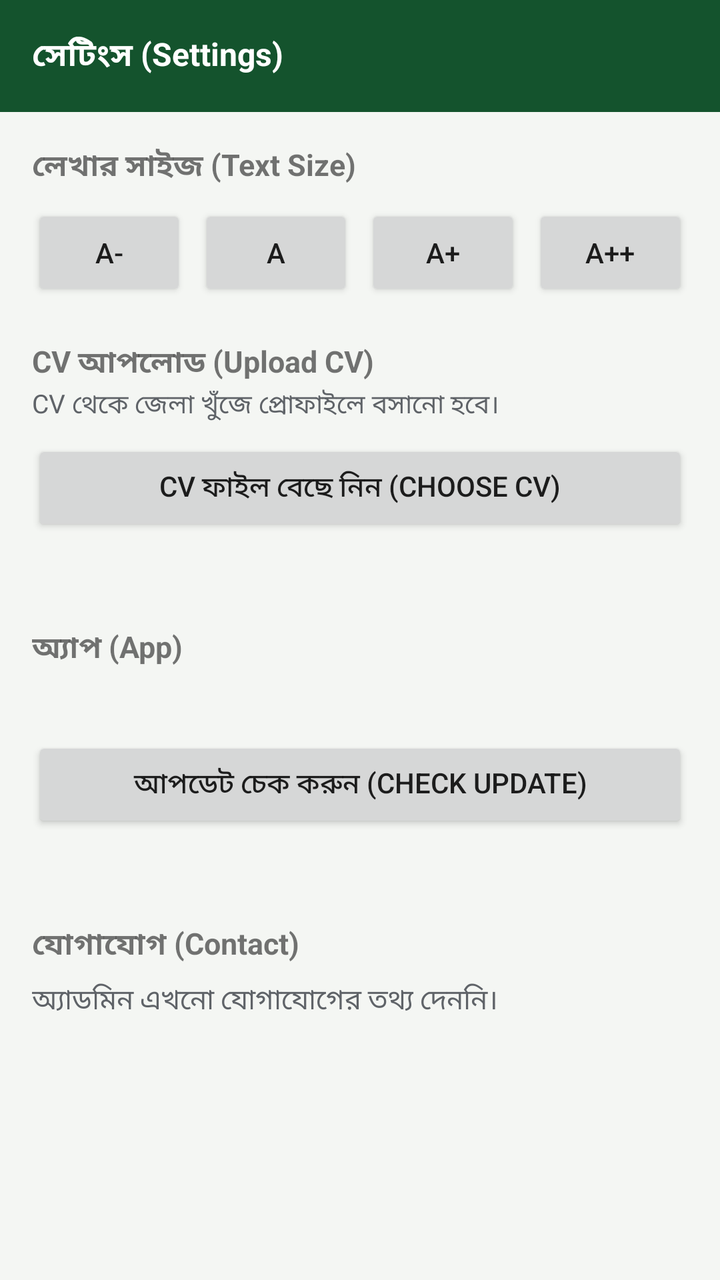
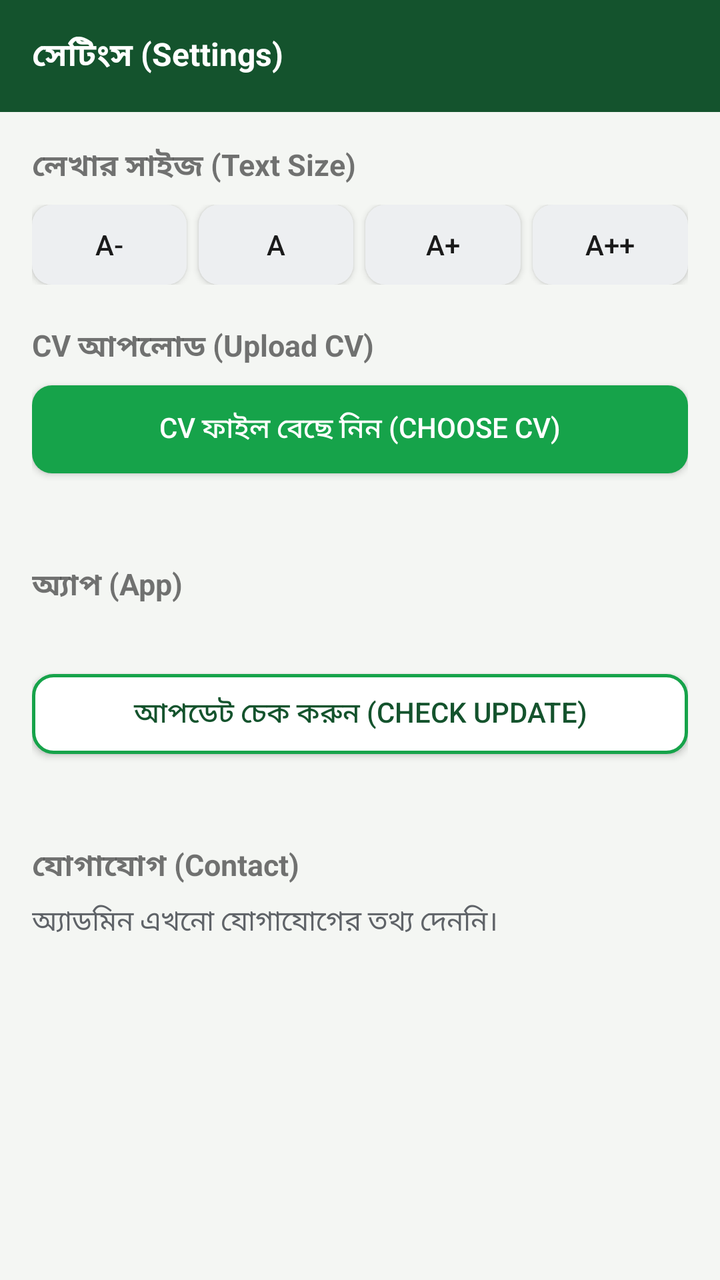

Compare the two renders of this Android layout. The source of the first and the diff that turns it into the second are given below.
<!-- AndroidManifest.xml: application theme AppTheme -->
<!-- res/layout/activity_settings.xml -->
<?xml version="1.0" encoding="utf-8"?>
<LinearLayout xmlns:android="http://schemas.android.com/apk/res/android"
    android:layout_width="match_parent"
    android:layout_height="match_parent"
    android:orientation="vertical"
    android:background="@color/bg"
    android:fitsSystemWindows="true">

    <android.widget.Toolbar
        android:id="@+id/toolbar"
        android:layout_width="match_parent"
        android:layout_height="?android:attr/actionBarSize"
        android:background="@color/green_dark"
        android:titleTextColor="#ffffff"
        android:titleTextAppearance="@style/ToolbarTitle"
        android:title="@string/settings_title" />

    <ScrollView
        android:layout_width="match_parent"
        android:layout_height="match_parent"
        android:fillViewport="true">
        <LinearLayout
            android:layout_width="match_parent"
            android:layout_height="wrap_content"
            android:orientation="vertical"
            android:padding="16dp"
            android:paddingBottom="32dp">
            <TextView
                android:layout_width="wrap_content"
                android:layout_height="wrap_content"
                android:text="লেখার সাইজ (Text Size)"
                android:textStyle="bold"
                android:textSize="15sp" />
            <LinearLayout
                android:layout_width="match_parent"
                android:layout_height="wrap_content"
                android:orientation="horizontal"
                android:layout_marginTop="8dp">
                <Button
                    android:id="@+id/sizeSmall"
                    android:layout_width="0dp"
                    android:layout_height="wrap_content"
                    android:layout_weight="1"
                    android:textSize="14sp"
                    android:text="A-" />
                <Button
                    android:id="@+id/sizeMedium"
                    android:layout_width="0dp"
                    android:layout_height="wrap_content"
                    android:layout_weight="1"
                    android:textSize="14sp"
                    android:text="A"
                    android:layout_marginLeft="6dp" />
                <Button
                    android:id="@+id/sizeLarge"
                    android:layout_width="0dp"
                    android:layout_height="wrap_content"
                    android:layout_weight="1"
                    android:textSize="14sp"
                    android:text="A+"
                    android:layout_marginLeft="6dp" />
                <Button
                    android:id="@+id/sizeXl"
                    android:layout_width="0dp"
                    android:layout_height="wrap_content"
                    android:layout_weight="1"
                    android:textSize="14sp"
                    android:text="A++"
                    android:layout_marginLeft="6dp" />
            </LinearLayout>

            <TextView
                android:layout_width="wrap_content"
                android:layout_height="wrap_content"
                android:text="CV আপলোড (Upload CV)"
                android:textStyle="bold"
                android:textSize="15sp"
                android:layout_marginTop="20dp" />
            <TextView
                android:layout_width="wrap_content"
                android:layout_height="wrap_content"
                android:text="CV থেকে জেলা খুঁজে প্রোফাইলে বসানো হবে।"
                android:textSize="13sp"
                android:textColor="@color/text_grey" />
            <Button
                android:id="@+id/cvBtn"
                android:layout_width="match_parent"
                android:layout_height="wrap_content"
                android:text="CV ফাইল বেছে নিন (Choose CV)"
                android:textSize="14sp"
                android:layout_marginTop="8dp" />
            <TextView
                android:id="@+id/cvStatus"
                android:layout_width="wrap_content"
                android:layout_height="wrap_content"
                android:textSize="14sp"
                android:layout_marginTop="6dp" />

            <TextView
                android:layout_width="wrap_content"
                android:layout_height="wrap_content"
                android:text="অ্যাপ (App)"
                android:textStyle="bold"
                android:textSize="15sp"
                android:layout_marginTop="20dp" />
            <TextView
                android:id="@+id/versionText"
                android:layout_width="wrap_content"
                android:layout_height="wrap_content"
                android:textSize="14sp"
                android:layout_marginTop="6dp" />
            <Button
                android:id="@+id/checkUpdateBtn"
                android:layout_width="match_parent"
                android:layout_height="wrap_content"
                android:text="আপডেট চেক করুন (Check Update)"
                android:textSize="14sp"
                android:layout_marginTop="8dp" />
            <TextView
                android:id="@+id/updateStatus"
                android:layout_width="wrap_content"
                android:layout_height="wrap_content"
                android:textSize="14sp"
                android:layout_marginTop="6dp" />

            <TextView
                android:layout_width="wrap_content"
                android:layout_height="wrap_content"
                android:text="যোগাযোগ (Contact)"
                android:textStyle="bold"
                android:textSize="15sp"
                android:layout_marginTop="20dp" />
            <Button
                android:id="@+id/whatsappBtn"
                android:layout_width="match_parent"
                android:layout_height="wrap_content"
                android:text="📱 WhatsApp-এ যোগাযোগ করুন"
                android:textSize="14sp"
                android:layout_marginTop="8dp"
                android:visibility="gone" />
            <Button
                android:id="@+id/telegramBtn"
                android:layout_width="match_parent"
                android:layout_height="wrap_content"
                android:text="✈️ Telegram-এ যোগাযোগ করুন"
                android:textSize="14sp"
                android:layout_marginTop="8dp"
                android:visibility="gone" />
            <TextView
                android:id="@+id/contactEmpty"
                android:layout_width="wrap_content"
                android:layout_height="wrap_content"
                android:text="অ্যাডমিন এখনো যোগাযোগের তথ্য দেননি।"
                android:textColor="@color/text_grey"
                android:textSize="14sp"
                android:layout_marginTop="6dp" />
        </LinearLayout>
    </ScrollView>
</LinearLayout>
<!-- resources referenced by this layout -->
<resources>
  <color name="bg">#f4f6f3</color>
  <color name="green_dark">#14532d</color>
  <color name="text_grey">#5f6368</color>
  <string name="settings_title">সেটিংস (Settings)</string>
  <style name="ToolbarTitle">
          <item name="android:textSize">16sp</item>
          <item name="android:textStyle">bold</item>
      </style>
  <style name="AppTheme" parent="android:Theme.Material.Light.NoActionBar">
          <item name="android:colorPrimary">@color/green_dark</item>
          <item name="android:colorPrimaryDark">@color/green_dark</item>
          <item name="android:colorAccent">@color/green</item>
          <item name="android:windowBackground">@color/bg</item>
      </style>
  <color name="green">#16a34a</color>
</resources>

<!-- the commit's change to res/layout/activity_settings.xml (unified diff, before → after) -->
@@ -39,34 +39,50 @@
                 <Button
                     android:id="@+id/sizeSmall"
                     android:layout_width="0dp"
-                    android:layout_height="wrap_content"
+                    android:layout_height="40dp"
                     android:layout_weight="1"
                     android:textSize="14sp"
-                    android:text="A-" />
+                    android:text="A-"
+                android:minHeight="0dp"
+                android:background="@drawable/btn_ghost"
+                android:textColor="@color/text_dark"
+            />
                 <Button
                     android:id="@+id/sizeMedium"
                     android:layout_width="0dp"
-                    android:layout_height="wrap_content"
+                    android:layout_height="40dp"
                     android:layout_weight="1"
                     android:textSize="14sp"
                     android:text="A"
-                    android:layout_marginLeft="6dp" />
+                    android:layout_marginLeft="6dp"
+                android:minHeight="0dp"
+                android:background="@drawable/btn_ghost"
+                android:textColor="@color/text_dark"
+            />
                 <Button
                     android:id="@+id/sizeLarge"
                     android:layout_width="0dp"
-                    android:layout_height="wrap_content"
+                    android:layout_height="40dp"
                     android:layout_weight="1"
                     android:textSize="14sp"
                     android:text="A+"
-                    android:layout_marginLeft="6dp" />
+                    android:layout_marginLeft="6dp"
+                android:minHeight="0dp"
+                android:background="@drawable/btn_ghost"
+                android:textColor="@color/text_dark"
+            />
                 <Button
                     android:id="@+id/sizeXl"
                     android:layout_width="0dp"
-                    android:layout_height="wrap_content"
+                    android:layout_height="40dp"
                     android:layout_weight="1"
                     android:textSize="14sp"
                     android:text="A++"
-                    android:layout_marginLeft="6dp" />
+                    android:layout_marginLeft="6dp"
+                android:minHeight="0dp"
+                android:background="@drawable/btn_ghost"
+                android:textColor="@color/text_dark"
+            />
             </LinearLayout>
 
             <TextView
@@ -76,25 +92,34 @@
                 android:textStyle="bold"
                 android:textSize="15sp"
                 android:layout_marginTop="20dp" />
-            <TextView
-                android:layout_width="wrap_content"
-                android:layout_height="wrap_content"
-                android:text="CV থেকে জেলা খুঁজে প্রোফাইলে বসানো হবে।"
-                android:textSize="13sp"
-                android:textColor="@color/text_grey" />
             <Button
                 android:id="@+id/cvBtn"
                 android:layout_width="match_parent"
-                android:layout_height="wrap_content"
+                android:layout_height="44dp"
                 android:text="CV ফাইল বেছে নিন (Choose CV)"
                 android:textSize="14sp"
-                android:layout_marginTop="8dp" />
+                android:layout_marginTop="8dp"
+                android:minHeight="0dp"
+                android:background="@drawable/btn_primary"
+                android:textColor="#ffffff"
+            />
             <TextView
                 android:id="@+id/cvStatus"
                 android:layout_width="wrap_content"
                 android:layout_height="wrap_content"
                 android:textSize="14sp"
                 android:layout_marginTop="6dp" />
+            <Button
+                android:id="@+id/cvRemoveBtn"
+                android:layout_width="match_parent"
+                android:layout_height="40dp"
+                android:minHeight="0dp"
+                android:background="@drawable/btn_ghost"
+                android:textColor="#b91c1c"
+                android:text="@string/cv_remove"
+                android:textSize="14sp"
+                android:layout_marginTop="8dp"
+                android:visibility="gone" />
 
             <TextView
                 android:layout_width="wrap_content"
@@ -112,10 +137,14 @@
             <Button
                 android:id="@+id/checkUpdateBtn"
                 android:layout_width="match_parent"
-                android:layout_height="wrap_content"
+                android:layout_height="40dp"
                 android:text="আপডেট চেক করুন (Check Update)"
                 android:textSize="14sp"
-                android:layout_marginTop="8dp" />
+                android:layout_marginTop="8dp"
+                android:minHeight="0dp"
+                android:background="@drawable/btn_secondary"
+                android:textColor="@color/green_dark"
+            />
             <TextView
                 android:id="@+id/updateStatus"
                 android:layout_width="wrap_content"
@@ -133,19 +162,27 @@
             <Button
                 android:id="@+id/whatsappBtn"
                 android:layout_width="match_parent"
-                android:layout_height="wrap_content"
+                android:layout_height="40dp"
                 android:text="📱 WhatsApp-এ যোগাযোগ করুন"
                 android:textSize="14sp"
                 android:layout_marginTop="8dp"
-                android:visibility="gone" />
+                android:visibility="gone"
+                android:minHeight="0dp"
+                android:background="@drawable/btn_secondary"
+                android:textColor="@color/green_dark"
+            />
             <Button
                 android:id="@+id/telegramBtn"
                 android:layout_width="match_parent"
-                android:layout_height="wrap_content"
+                android:layout_height="40dp"
                 android:text="✈️ Telegram-এ যোগাযোগ করুন"
                 android:textSize="14sp"
                 android:layout_marginTop="8dp"
-                android:visibility="gone" />
+                android:visibility="gone"
+                android:minHeight="0dp"
+                android:background="@drawable/btn_secondary"
+                android:textColor="@color/green_dark"
+            />
             <TextView
                 android:id="@+id/contactEmpty"
                 android:layout_width="wrap_content"
<!-- resource entries referenced after the edit -->
@@ -2,7 +2,31 @@
 <resources>
   <color name="bg">#f4f6f3</color>
   <color name="green_dark">#14532d</color>
+  <color name="text_dark">#1a1a1a</color>
   <color name="text_grey">#5f6368</color>
+  <!-- drawable btn_ghost (drawable) -->
+  <?xml version="1.0" encoding="utf-8"?>
+  <shape xmlns:android="http://schemas.android.com/apk/res/android"
+      android:shape="rectangle">
+      <solid android:color="#EDEFF1" />
+      <corners android:radius="10dp" />
+  </shape>
+  <!-- drawable btn_primary (drawable) -->
+  <?xml version="1.0" encoding="utf-8"?>
+  <shape xmlns:android="http://schemas.android.com/apk/res/android"
+      android:shape="rectangle">
+      <solid android:color="@color/green" />
+      <corners android:radius="10dp" />
+  </shape>
+  <!-- drawable btn_secondary (drawable) -->
+  <?xml version="1.0" encoding="utf-8"?>
+  <shape xmlns:android="http://schemas.android.com/apk/res/android"
+      android:shape="rectangle">
+      <solid android:color="#ffffff" />
+      <stroke android:width="1.5dp" android:color="@color/green" />
+      <corners android:radius="10dp" />
+  </shape>
+  <string name="cv_remove">🗑️ CV মুছুন (Remove CV)</string>
   <string name="settings_title">সেটিংস (Settings)</string>
   <style name="ToolbarTitle">
           <item name="android:textSize">16sp</item>
